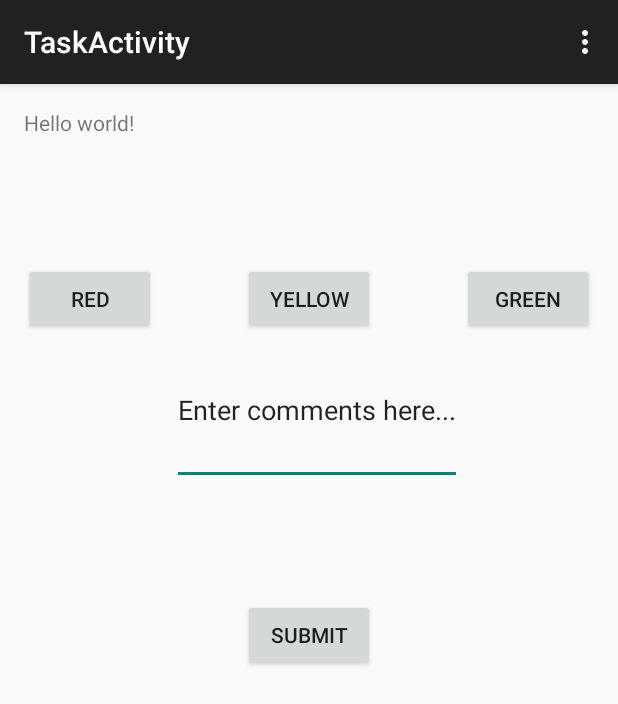
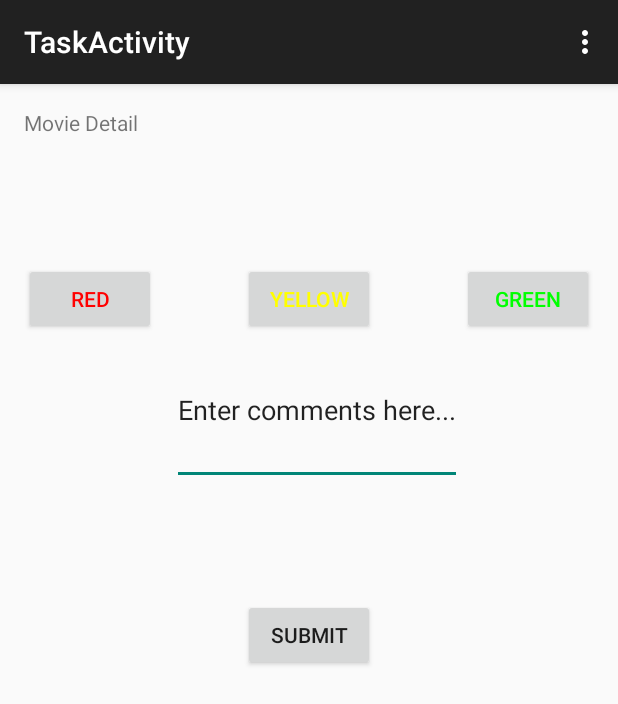
Before and after one commit to TonyAltas/BluemixHackathon, an Android app: the TaskActivity screen opened directly, with no data from a screen before it, on a phone screen of 412 x 824 dp. Shown: the top 704 px of the screen. Run offline under Robolectric (Android 15) with nearby library versions, the phone set to English and light mode, and no system bars.

Commit message:
Add task act1

```diff
--- a/app/src/main/AndroidManifest.xml
+++ b/app/src/main/AndroidManifest.xml
@@ -19,6 +19,11 @@
         <activity
             android:name=".TaskActivity"
             android:label="@string/title_activity_task" >
+            <intent-filter>
+                <action android:name="second_filter" />
+
+                <category android:name="android.intent.category.DEFAULT" />
+            </intent-filter>
         </activity>
     </application>
 
--- a/app/src/main/java/com/hackathon/bluemix/bluemixhackathon/TaskActivity.java
+++ b/app/src/main/java/com/hackathon/bluemix/bluemixhackathon/TaskActivity.java
@@ -4,6 +4,9 @@ import android.support.v7.app.AppCompatActivity;
 import android.os.Bundle;
 import android.view.Menu;
 import android.view.MenuItem;
+import android.view.View;
+import android.widget.Button;
+import android.widget.Toast;
 
 public class TaskActivity extends AppCompatActivity {
 
@@ -11,6 +14,24 @@ public class TaskActivity extends AppCompatActivity {
     protected void onCreate(Bundle savedInstanceState) {
         super.onCreate(savedInstanceState);
         setContentView(R.layout.activity_task);
+        submitButtion();
+    }
+
+    private void submitButtion() {
+
+        //get the reference to the button
+        Button submitButton = (Button)findViewById(R.id.submit);
+
+        //set the click listener to run my code
+
+        submitButton.setOnClickListener(new View.OnClickListener() {
+            @Override
+            public void onClick(View view) {
+
+                Toast.makeText(getBaseContext(), "You submitted", Toast.LENGTH_SHORT).show();
+
+            }
+        });
     }
 
     @Override
--- a/app/src/main/res/layout/activity_task.xml
+++ b/app/src/main/res/layout/activity_task.xml
@@ -6,7 +6,7 @@
     android:paddingBottom="@dimen/activity_vertical_margin"
     tools:context="com.hackathon.bluemix.bluemixhackathon.TaskActivity">
 
-    <TextView android:text="@string/hello_world" android:layout_width="wrap_content"
+    <TextView android:text="Movie Detail" android:layout_width="wrap_content"
         android:layout_height="wrap_content"
         android:id="@+id/textView" />
 
@@ -14,6 +14,7 @@
         android:layout_width="wrap_content"
         android:layout_height="wrap_content"
         android:text="RED"
+        android:textColor="#ff0000"
         android:id="@+id/button"
         android:layout_below="@+id/textView"
         android:layout_alignParentLeft="true"
@@ -25,6 +26,7 @@
         android:layout_height="wrap_content"
         android:text="YELLOW"
         android:id="@+id/button2"
+        android:textColor="#ffff00"
         android:layout_alignBottom="@+id/button"
         android:layout_centerHorizontal="true" />
 
@@ -32,6 +34,7 @@
         android:layout_width="wrap_content"
         android:layout_height="wrap_content"
         android:text="GREEN"
+        android:textColor="#00ff00"
         android:id="@+id/button3"
         android:layout_alignBottom="@+id/button2"
         android:layout_alignParentRight="true"
@@ -50,7 +53,7 @@
         android:layout_width="wrap_content"
         android:layout_height="wrap_content"
         android:text="Submit"
-        android:id="@+id/button4"
+        android:id="@+id/submit"
         android:layout_below="@+id/editText"
         android:layout_centerHorizontal="true"
         android:layout_marginTop="76dp" />
```
Also changed, not shown: 1 other file.
